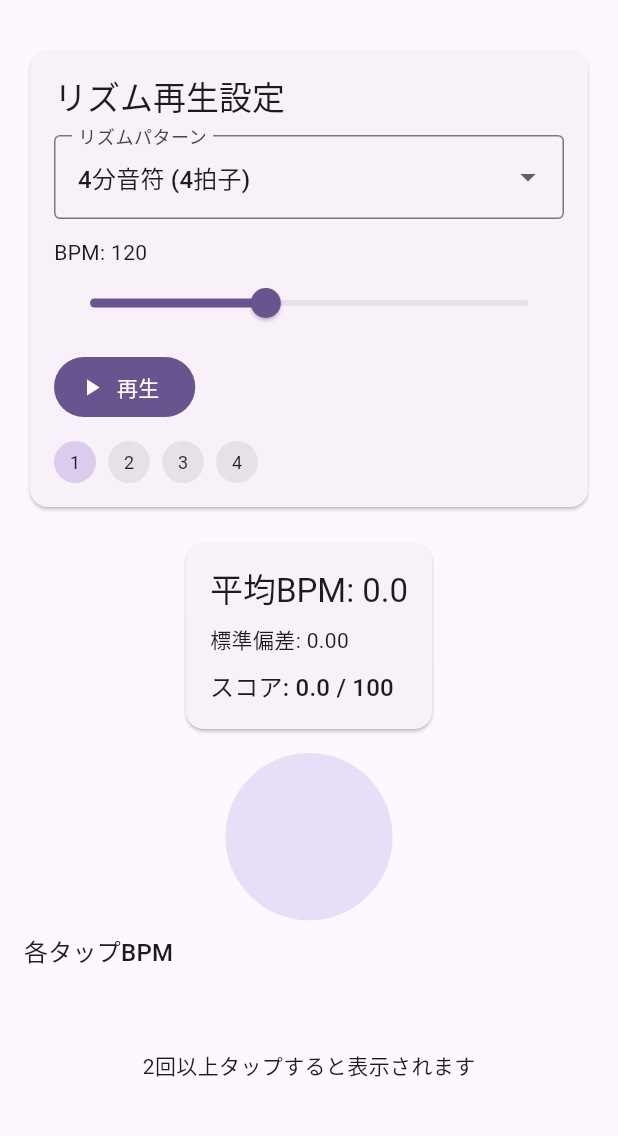
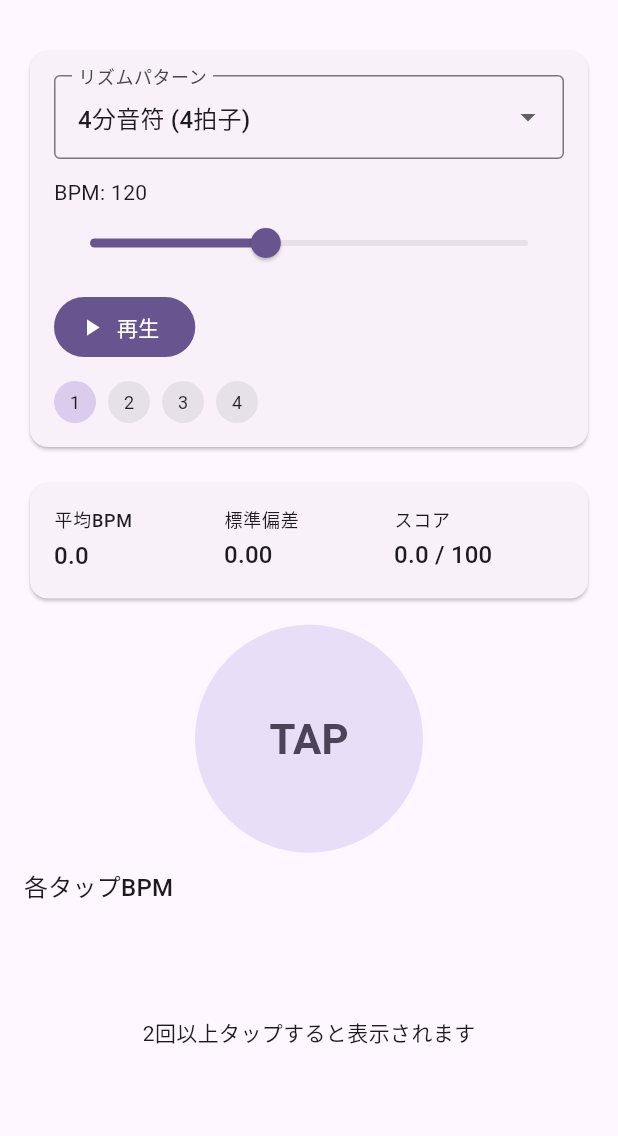
Before and after one commit to pek0hara/Rhythm-Trainer, a Flutter app: the screen it shows after launch, on a phone screen of 412 x 824 dp, the part 63-1199 px from its top. Run offline on Flutter 3.47's test engine with Material 3 defaults, Android fonts, the phone set to English and light mode, and no system bars.

Commit message:
Adjust rhythm settings and score layout

```diff
--- a/lib/main.dart
+++ b/lib/main.dart
@@ -204,11 +204,6 @@
                   child: Column(
                     crossAxisAlignment: CrossAxisAlignment.start,
                     children: <Widget>[
-                      Text(
-                        'リズム再生設定',
-                        style: Theme.of(context).textTheme.titleLarge,
-                      ),
-                      const SizedBox(height: 12),
                       DropdownButtonFormField<int>(
                         initialValue: _selectedPatternIndex,
                         decoration: const InputDecoration(
@@ -298,19 +293,19 @@
               Card(
                 child: Padding(
                   padding: const EdgeInsets.all(16),
-                  child: Column(
-                    crossAxisAlignment: CrossAxisAlignment.start,
+                  child: Row(
                     children: <Widget>[
-                      Text(
-                        '平均BPM: ${avg.toStringAsFixed(1)}',
-                        style: Theme.of(context).textTheme.titleLarge,
+                      _ScoreItem(
+                        label: '平均BPM',
+                        value: avg.toStringAsFixed(1),
                       ),
-                      const SizedBox(height: 8),
-                      Text('標準偏差: ${stdDev.toStringAsFixed(2)}'),
-                      const SizedBox(height: 8),
-                      Text(
-                        'スコア: ${score.toStringAsFixed(1)} / 100',
-                        style: Theme.of(context).textTheme.titleMedium,
+                      _ScoreItem(
+                        label: '標準偏差',
+                        value: stdDev.toStringAsFixed(2),
+                      ),
+                      _ScoreItem(
+                        label: 'スコア',
+                        value: '${score.toStringAsFixed(1)} / 100',
                       ),
                     ],
                   ),
@@ -375,3 +370,27 @@
     );
   }
 }
+
+class _ScoreItem extends StatelessWidget {
+  const _ScoreItem({required this.label, required this.value});
+
+  final String label;
+  final String value;
+
+  @override
+  Widget build(BuildContext context) {
+    return Expanded(
+      child: Column(
+        crossAxisAlignment: CrossAxisAlignment.start,
+        children: <Widget>[
+          Text(label, style: Theme.of(context).textTheme.labelMedium),
+          const SizedBox(height: 4),
+          Text(
+            value,
+            style: Theme.of(context).textTheme.titleMedium,
+          ),
+        ],
+      ),
+    );
+  }
+}
```
